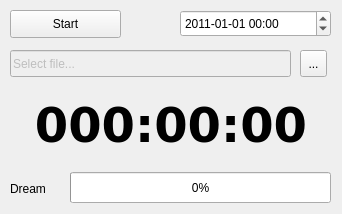
Above: MainWindow.ui from tr00per/musicalarm before the change. Below: the same form after it.
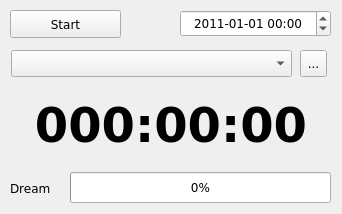
That is the form after the change.

```diff
--- a/MainWindow.ui
+++ b/MainWindow.ui
@@ -16,6 +16,11 @@
     <verstretch>0</verstretch>
    </sizepolicy>
   </property>
+  <property name="font">
+   <font>
+    <family>DejaVu Sans</family>
+   </font>
+  </property>
   <property name="windowTitle">
    <string>MusicAlarm</string>
   </property>
@@ -23,6 +28,11 @@
    <string>Wake me up before you go-go...</string>
   </property>
   <widget class="QWidget" name="centralWidget">
+   <property name="font">
+    <font>
+     <family>DejaVu Sans</family>
+    </font>
+   </property>
    <widget class="QLabel" name="counter">
     <property name="geometry">
      <rect>
@@ -57,6 +67,11 @@
       <height>31</height>
      </rect>
     </property>
+    <property name="font">
+     <font>
+      <family>DejaVu Sans</family>
+     </font>
+    </property>
     <property name="value">
      <number>0</number>
     </property>
@@ -73,6 +88,11 @@
       <height>17</height>
      </rect>
     </property>
+    <property name="font">
+     <font>
+      <family>DejaVu Sans</family>
+     </font>
+    </property>
     <property name="text">
      <string>Dream</string>
     </property>
@@ -86,6 +106,17 @@
       <height>27</height>
      </rect>
     </property>
+    <property name="font">
+     <font>
+      <family>DejaVu Sans</family>
+     </font>
+    </property>
+    <property name="alignment">
+     <set>Qt::AlignCenter</set>
+    </property>
+    <property name="correctionMode">
+     <enum>QAbstractSpinBox::CorrectToNearestValue</enum>
+    </property>
     <property name="dateTime">
      <datetime>
       <hour>0</hour>
@@ -107,22 +138,6 @@
      <string notr="true">yyyy-MM-dd HH:mm</string>
     </property>
    </widget>
-   <widget class="QLineEdit" name="musicSrc">
-    <property name="enabled">
-     <bool>false</bool>
-    </property>
-    <property name="geometry">
-     <rect>
-      <x>10</x>
-      <y>50</y>
-      <width>281</width>
-      <height>27</height>
-     </rect>
-    </property>
-    <property name="text">
-     <string>Select file...</string>
-    </property>
-   </widget>
    <widget class="QPushButton" name="startBtn">
     <property name="geometry">
      <rect>
@@ -132,6 +147,11 @@
       <height>28</height>
      </rect>
     </property>
+    <property name="font">
+     <font>
+      <family>DejaVu Sans</family>
+     </font>
+    </property>
     <property name="text">
      <string>Start</string>
     </property>
@@ -145,10 +165,36 @@
       <height>27</height>
      </rect>
     </property>
+    <property name="font">
+     <font>
+      <family>DejaVu Sans</family>
+     </font>
+    </property>
     <property name="text">
      <string>...</string>
     </property>
    </widget>
+   <widget class="QComboBox" name="musicSrc">
+    <property name="geometry">
+     <rect>
+      <x>11</x>
+      <y>50</y>
+      <width>281</width>
+      <height>27</height>
+     </rect>
+    </property>
+    <property name="font">
+     <font>
+      <family>DejaVu Sans</family>
+     </font>
+    </property>
+    <property name="currentIndex">
+     <number>-1</number>
+    </property>
+    <property name="insertPolicy">
+     <enum>QComboBox::InsertAtTop</enum>
+    </property>
+   </widget>
   </widget>
  </widget>
  <layoutdefault spacing="6" margin="11"/>
```
Left out of the diff: 3 changed lines with no effect on the pictures.
